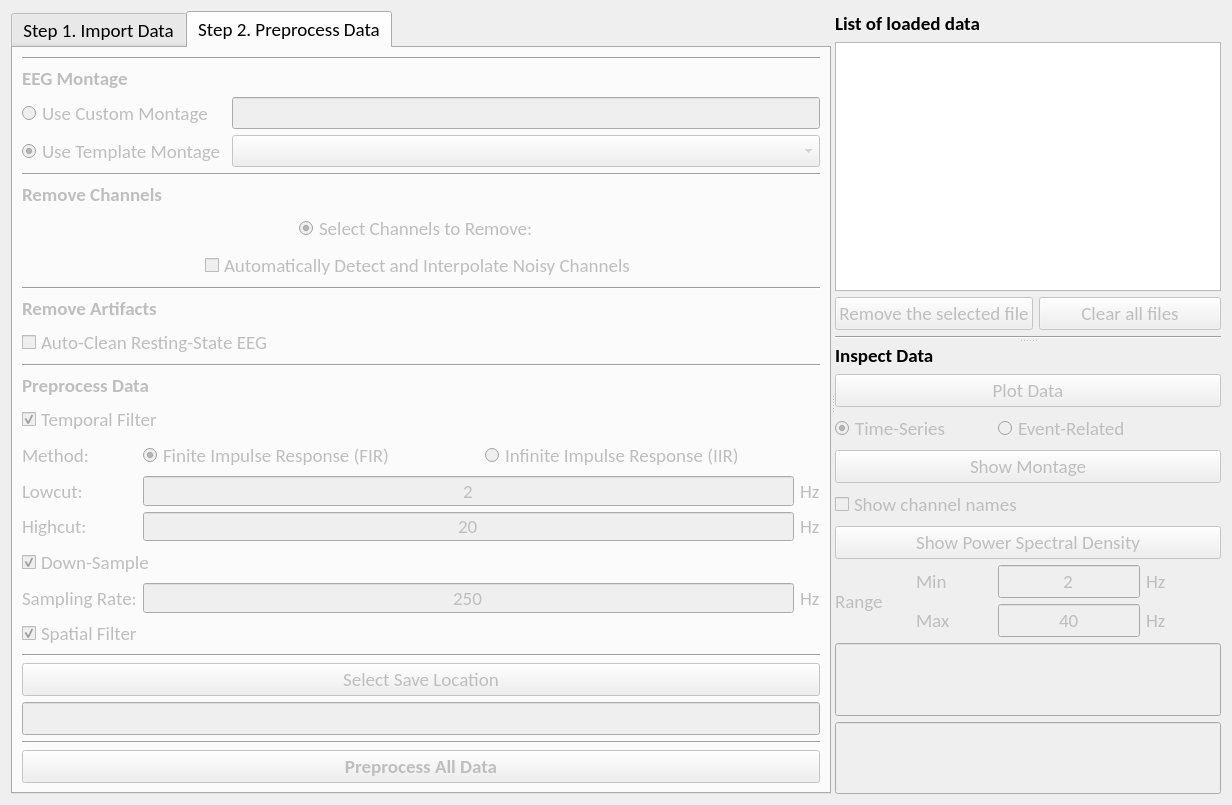
Before: the Qt Designer form EEG_COMET/ui/NewStudyWindow.ui in eeg-comet/eeg-comet, drawn with Qt 5.
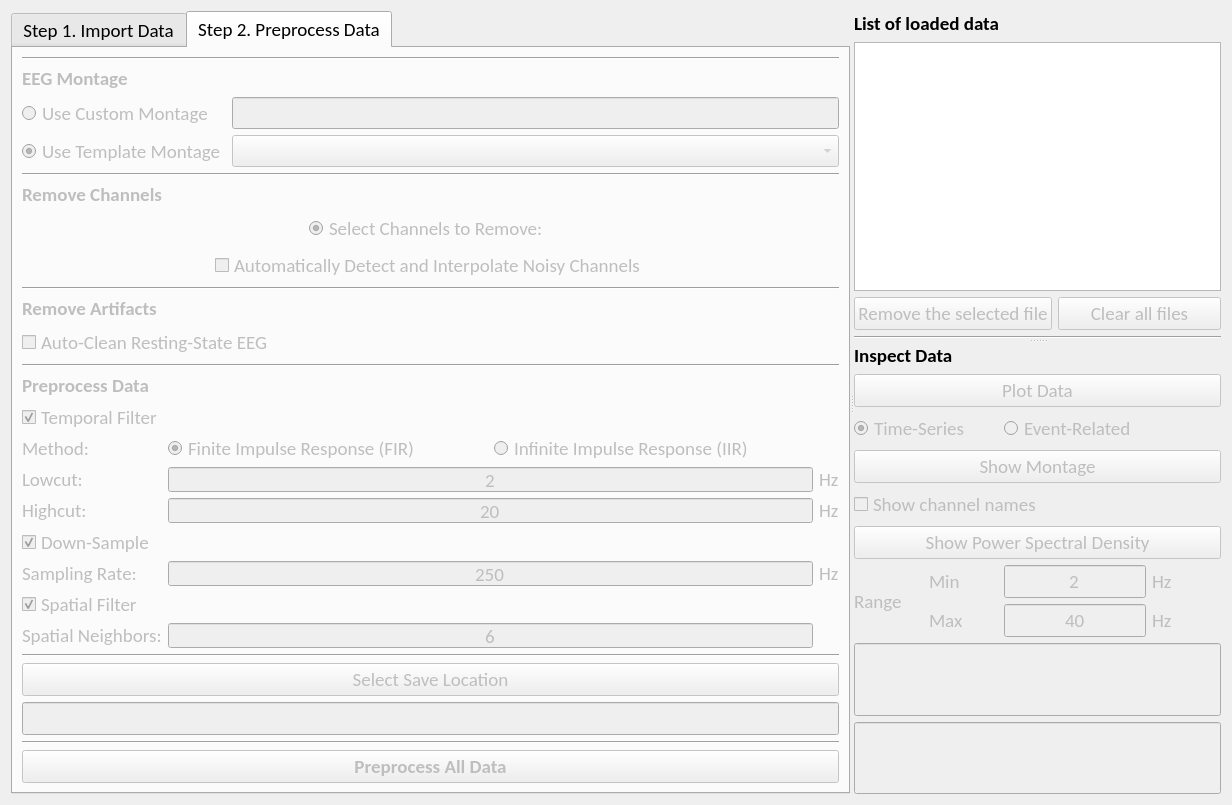
After: the same form once the commit is applied. The open tabs and pages were chosen to show the change.

Commit message: spatial smoothing added

Patch:
```diff
--- a/EEG_COMET/ui/NewStudyWindow.ui
+++ b/EEG_COMET/ui/NewStudyWindow.ui
@@ -683,6 +683,165 @@
         </item>
         <item row="15" column="0" rowspan="7" colspan="2">
          <layout class="QGridLayout" name="Filter_GLayout">
+          <item row="7" column="0">
+           <widget class="QLabel" name="step2_spatial_neighbors_label">
+            <property name="enabled">
+             <bool>false</bool>
+            </property>
+            <property name="sizePolicy">
+             <sizepolicy hsizetype="Maximum" vsizetype="Preferred">
+              <horstretch>0</horstretch>
+              <verstretch>0</verstretch>
+             </sizepolicy>
+            </property>
+            <property name="font">
+             <font>
+              <pointsize>14</pointsize>
+             </font>
+            </property>
+            <property name="text">
+             <string>Spatial Neighbors:</string>
+            </property>
+            <property name="alignment">
+             <set>Qt::AlignLeading|Qt::AlignLeft|Qt::AlignVCenter</set>
+            </property>
+           </widget>
+          </item>
+          <item row="7" column="1" colspan="2">
+           <widget class="QLineEdit" name="step2_spatial_neighbors_input">
+            <property name="enabled">
+             <bool>false</bool>
+            </property>
+            <property name="sizePolicy">
+             <sizepolicy hsizetype="Expanding" vsizetype="Preferred">
+              <horstretch>0</horstretch>
+              <verstretch>0</verstretch>
+             </sizepolicy>
+            </property>
+            <property name="font">
+             <font>
+              <pointsize>14</pointsize>
+             </font>
+            </property>
+            <property name="inputMethodHints">
+             <set>Qt::ImhDigitsOnly</set>
+            </property>
+            <property name="text">
+             <string>6</string>
+            </property>
+            <property name="maxLength">
+             <number>2</number>
+            </property>
+            <property name="echoMode">
+             <enum>QLineEdit::Normal</enum>
+            </property>
+            <property name="alignment">
+             <set>Qt::AlignCenter</set>
+            </property>
+           </widget>
+          </item>
+          <item row="2" column="1" colspan="2">
+           <widget class="QLineEdit" name="step2_lowcut_freq_input">
+            <property name="enabled">
+             <bool>false</bool>
+            </property>
+            <property name="sizePolicy">
+             <sizepolicy hsizetype="Expanding" vsizetype="Preferred">
+              <horstretch>0</horstretch>
+              <verstretch>0</verstretch>
+             </sizepolicy>
+            </property>
+            <property name="font">
+             <font>
+              <pointsize>14</pointsize>
+             </font>
+            </property>
+            <property name="inputMethodHints">
+             <set>Qt::ImhDigitsOnly</set>
+            </property>
+            <property name="text">
+             <string>2</string>
+            </property>
+            <property name="maxLength">
+             <number>2</number>
+            </property>
+            <property name="alignment">
+             <set>Qt::AlignCenter</set>
+            </property>
+           </widget>
+          </item>
+          <item row="5" column="3">
+           <widget class="QLabel" name="step2_downsamp_hz">
+            <property name="enabled">
+             <bool>false</bool>
+            </property>
+            <property name="sizePolicy">
+             <sizepolicy hsizetype="Maximum" vsizetype="Preferred">
+              <horstretch>0</horstretch>
+              <verstretch>0</verstretch>
+             </sizepolicy>
+            </property>
+            <property name="font">
+             <font>
+              <pointsize>14</pointsize>
+             </font>
+            </property>
+            <property name="text">
+             <string>Hz</string>
+            </property>
+           </widget>
+          </item>
+          <item row="3" column="3">
+           <widget class="QLabel" name="step2_filt_hz2">
+            <property name="enabled">
+             <bool>false</bool>
+            </property>
+            <property name="sizePolicy">
+             <sizepolicy hsizetype="Maximum" vsizetype="Preferred">
+              <horstretch>0</horstretch>
+              <verstretch>0</verstretch>
+             </sizepolicy>
+            </property>
+            <property name="font">
+             <font>
+              <pointsize>14</pointsize>
+             </font>
+            </property>
+            <property name="text">
+             <string>Hz</string>
+            </property>
+           </widget>
+          </item>
+          <item row="3" column="1" colspan="2">
+           <widget class="QLineEdit" name="step2_highcut_freq_input">
+            <property name="enabled">
+             <bool>false</bool>
+            </property>
+            <property name="sizePolicy">
+             <sizepolicy hsizetype="Expanding" vsizetype="Preferred">
+              <horstretch>0</horstretch>
+              <verstretch>0</verstretch>
+             </sizepolicy>
+            </property>
+            <property name="font">
+             <font>
+              <pointsize>14</pointsize>
+             </font>
+            </property>
+            <property name="inputMethodHints">
+             <set>Qt::ImhDigitsOnly</set>
+            </property>
+            <property name="text">
+             <string>20</string>
+            </property>
+            <property name="maxLength">
+             <number>2</number>
+            </property>
+            <property name="alignment">
+             <set>Qt::AlignCenter</set>
+            </property>
+           </widget>
+          </item>
           <item row="6" column="0" colspan="3">
            <widget class="QCheckBox" name="step2_spatial_filter_option_checkbox">
             <property name="enabled">
@@ -731,88 +890,6 @@
             </property>
            </widget>
           </item>
-          <item row="5" column="1" colspan="2">
-           <layout class="QHBoxLayout" name="SamplingRate_HLayout">
-            <item>
-             <widget class="QLineEdit" name="step2_downsamp_freq_input">
-              <property name="enabled">
-               <bool>false</bool>
-              </property>
-              <property name="sizePolicy">
-               <sizepolicy hsizetype="Expanding" vsizetype="Preferred">
-                <horstretch>0</horstretch>
-                <verstretch>0</verstretch>
-               </sizepolicy>
-              </property>
-              <property name="font">
-               <font>
-                <pointsize>14</pointsize>
-               </font>
-              </property>
-              <property name="inputMethodHints">
-               <set>Qt::ImhDigitsOnly</set>
-              </property>
-              <property name="text">
-               <string>250</string>
-              </property>
-              <property name="maxLength">
-               <number>4</number>
-              </property>
-              <property name="echoMode">
-               <enum>QLineEdit::Normal</enum>
-              </property>
-              <property name="alignment">
-               <set>Qt::AlignCenter</set>
-              </property>
-             </widget>
-            </item>
-            <item>
-             <widget class="QLabel" name="step2_downsamp_hz">
-              <property name="enabled">
-               <bool>false</bool>
-              </property>
-              <property name="sizePolicy">
-               <sizepolicy hsizetype="Preferred" vsizetype="Preferred">
-                <horstretch>0</horstretch>
-                <verstretch>0</verstretch>
-               </sizepolicy>
-              </property>
-              <property name="font">
-               <font>
-                <pointsize>14</pointsize>
-               </font>
-              </property>
-              <property name="text">
-               <string>Hz</string>
-              </property>
-             </widget>
-            </item>
-           </layout>
-          </item>
-          <item row="5" column="0">
-           <widget class="QLabel" name="step2_downsamp_freq_label">
-            <property name="enabled">
-             <bool>false</bool>
-            </property>
-            <property name="sizePolicy">
-             <sizepolicy hsizetype="Maximum" vsizetype="Preferred">
-              <horstretch>0</horstretch>
-              <verstretch>0</verstretch>
-             </sizepolicy>
-            </property>
-            <property name="font">
-             <font>
-              <pointsize>14</pointsize>
-             </font>
-            </property>
-            <property name="text">
-             <string>Sampling Rate:</string>
-            </property>
-            <property name="alignment">
-             <set>Qt::AlignLeading|Qt::AlignLeft|Qt::AlignVCenter</set>
-            </property>
-           </widget>
-          </item>
           <item row="3" column="0">
            <widget class="QLabel" name="step2_highcut_freq_label">
             <property name="enabled">
@@ -834,111 +911,62 @@
             </property>
            </widget>
           </item>
-          <item row="2" column="1" rowspan="2" colspan="2">
-           <layout class="QGridLayout" name="gridLayout_4">
-            <item row="0" column="1">
-             <widget class="QLabel" name="step2_filt_hz1">
-              <property name="enabled">
-               <bool>false</bool>
-              </property>
-              <property name="sizePolicy">
-               <sizepolicy hsizetype="Preferred" vsizetype="Preferred">
-                <horstretch>0</horstretch>
-                <verstretch>0</verstretch>
-               </sizepolicy>
-              </property>
-              <property name="font">
-               <font>
-                <pointsize>14</pointsize>
-               </font>
-              </property>
-              <property name="text">
-               <string>Hz</string>
-              </property>
-             </widget>
-            </item>
-            <item row="0" column="0">
-             <widget class="QLineEdit" name="step2_lowcut_freq_input">
-              <property name="enabled">
-               <bool>false</bool>
-              </property>
-              <property name="sizePolicy">
-               <sizepolicy hsizetype="Expanding" vsizetype="Preferred">
-                <horstretch>0</horstretch>
-                <verstretch>0</verstretch>
-               </sizepolicy>
-              </property>
-              <property name="font">
-               <font>
-                <pointsize>14</pointsize>
-               </font>
-              </property>
-              <property name="inputMethodHints">
-               <set>Qt::ImhDigitsOnly</set>
-              </property>
-              <property name="text">
-               <string>2</string>
-              </property>
-              <property name="maxLength">
-               <number>2</number>
-              </property>
-              <property name="alignment">
-               <set>Qt::AlignCenter</set>
-              </property>
-             </widget>
-            </item>
-            <item row="1" column="0">
-             <widget class="QLineEdit" name="step2_highcut_freq_input">
-              <property name="enabled">
-               <bool>false</bool>
-              </property>
-              <property name="sizePolicy">
-               <sizepolicy hsizetype="Expanding" vsizetype="Preferred">
-                <horstretch>0</horstretch>
-                <verstretch>0</verstretch>
-               </sizepolicy>
-              </property>
-              <property name="font">
-               <font>
-                <pointsize>14</pointsize>
-               </font>
-              </property>
-              <property name="inputMethodHints">
-               <set>Qt::ImhDigitsOnly</set>
-              </property>
-              <property name="text">
-               <string>20</string>
-              </property>
-              <property name="maxLength">
-               <number>2</number>
-              </property>
-              <property name="alignment">
-               <set>Qt::AlignCenter</set>
-              </property>
-             </widget>
-            </item>
-            <item row="1" column="1">
-             <widget class="QLabel" name="step2_filt_hz2">
-              <property name="enabled">
-               <bool>false</bool>
-              </property>
-              <property name="sizePolicy">
-               <sizepolicy hsizetype="Preferred" vsizetype="Preferred">
-                <horstretch>0</horstretch>
-                <verstretch>0</verstretch>
-               </sizepolicy>
-              </property>
-              <property name="font">
-               <font>
-                <pointsize>14</pointsize>
-               </font>
-              </property>
-              <property name="text">
-               <string>Hz</string>
-              </property>
-             </widget>
-            </item>
-           </layout>
+          <item row="5" column="0">
+           <widget class="QLabel" name="step2_downsamp_freq_label">
+            <property name="enabled">
+             <bool>false</bool>
+            </property>
+            <property name="sizePolicy">
+             <sizepolicy hsizetype="Maximum" vsizetype="Preferred">
+              <horstretch>0</horstretch>
+              <verstretch>0</verstretch>
+             </sizepolicy>
+            </property>
+            <property name="font">
+             <font>
+              <pointsize>14</pointsize>
+             </font>
+            </property>
+            <property name="text">
+             <string>Sampling Rate:</string>
+            </property>
+            <property name="alignment">
+             <set>Qt::AlignLeading|Qt::AlignLeft|Qt::AlignVCenter</set>
+            </property>
+           </widget>
+          </item>
+          <item row="5" column="1" colspan="2">
+           <widget class="QLineEdit" name="step2_downsamp_freq_input">
+            <property name="enabled">
+             <bool>false</bool>
+            </property>
+            <property name="sizePolicy">
+             <sizepolicy hsizetype="Expanding" vsizetype="Preferred">
+              <horstretch>0</horstretch>
+              <verstretch>0</verstretch>
+             </sizepolicy>
+            </property>
+            <property name="font">
+             <font>
+              <pointsize>14</pointsize>
+             </font>
+            </property>
+            <property name="inputMethodHints">
+             <set>Qt::ImhDigitsOnly</set>
+            </property>
+            <property name="text">
+             <string>250</string>
+            </property>
+            <property name="maxLength">
+             <number>4</number>
+            </property>
+            <property name="echoMode">
+             <enum>QLineEdit::Normal</enum>
+            </property>
+            <property name="alignment">
+             <set>Qt::AlignCenter</set>
+            </property>
+           </widget>
           </item>
           <item row="2" column="0">
            <widget class="QLabel" name="step2_lowcut_freq_label">
@@ -988,37 +1016,7 @@
             </attribute>
            </widget>
           </item>
-          <item row="1" column="1">
-           <widget class="QRadioButton" name="step2_fir_filtermethod_radio">
-            <property name="enabled">
-             <bool>false</bool>
-            </property>
-            <property name="sizePolicy">
-             <sizepolicy hsizetype="Minimum" vsizetype="Preferred">
-              <horstretch>0</horstretch>
-              <verstretch>0</verstretch>
-             </sizepolicy>
-            </property>
-            <property name="font">
-             <font>
-              <pointsize>14</pointsize>
-             </font>
-            </property>
-            <property name="toolTip">
-             <string>&lt;html&gt;&lt;head/&gt;&lt;body&gt;&lt;p&gt;&lt;span style=&quot; color:#0000ff;&quot;&gt;Finite Impulse Response&lt;/span&gt;&lt;/p&gt;&lt;/body&gt;&lt;/html&gt;</string>
-            </property>
-            <property name="text">
-             <string>Finite Impulse Response (FIR)</string>
-            </property>
-            <property name="checked">
-             <bool>true</bool>
-            </property>
-            <attribute name="buttonGroup">
-             <string notr="true">FilterMethod_ButtonGroup</string>
-            </attribute>
-           </widget>
-          </item>
-          <item row="4" column="0" colspan="3">
+          <item row="4" column="0" colspan="4">
            <widget class="QCheckBox" name="step2_downsamp_option_checkbox">
             <property name="enabled">
              <bool>false</bool>
@@ -1045,7 +1043,7 @@
             </property>
            </widget>
           </item>
-          <item row="0" column="0" colspan="3">
+          <item row="0" column="0" colspan="4">
            <widget class="QCheckBox" name="step2_temporal_filter_option_checkbox">
             <property name="enabled">
              <bool>false</bool>
@@ -1072,6 +1070,57 @@
             </property>
            </widget>
           </item>
+          <item row="1" column="1">
+           <widget class="QRadioButton" name="step2_fir_filtermethod_radio">
+            <property name="enabled">
+             <bool>false</bool>
+            </property>
+            <property name="sizePolicy">
+             <sizepolicy hsizetype="Minimum" vsizetype="Preferred">
+              <horstretch>0</horstretch>
+              <verstretch>0</verstretch>
+             </sizepolicy>
+            </property>
+            <property name="font">
+             <font>
+              <pointsize>14</pointsize>
+             </font>
+            </property>
+            <property name="toolTip">
+             <string>&lt;html&gt;&lt;head/&gt;&lt;body&gt;&lt;p&gt;&lt;span style=&quot; color:#0000ff;&quot;&gt;Finite Impulse Response&lt;/span&gt;&lt;/p&gt;&lt;/body&gt;&lt;/html&gt;</string>
+            </property>
+            <property name="text">
+             <string>Finite Impulse Response (FIR)</string>
+            </property>
+            <property name="checked">
+             <bool>true</bool>
+            </property>
+            <attribute name="buttonGroup">
+             <string notr="true">FilterMethod_ButtonGroup</string>
+            </attribute>
+           </widget>
+          </item>
+          <item row="2" column="3">
+           <widget class="QLabel" name="step2_filt_hz1">
+            <property name="enabled">
+             <bool>false</bool>
+            </property>
+            <property name="sizePolicy">
+             <sizepolicy hsizetype="Maximum" vsizetype="Preferred">
+              <horstretch>0</horstretch>
+              <verstretch>0</verstretch>
+             </sizepolicy>
+            </property>
+            <property name="font">
+             <font>
+              <pointsize>14</pointsize>
+             </font>
+            </property>
+            <property name="text">
+             <string>Hz</string>
+            </property>
+           </widget>
+          </item>
          </layout>
         </item>
         <item row="5" column="0" colspan="2">
```
Left out of the diff: 7 changed lines with no effect on the pictures. The commit also changes 4 other files.
